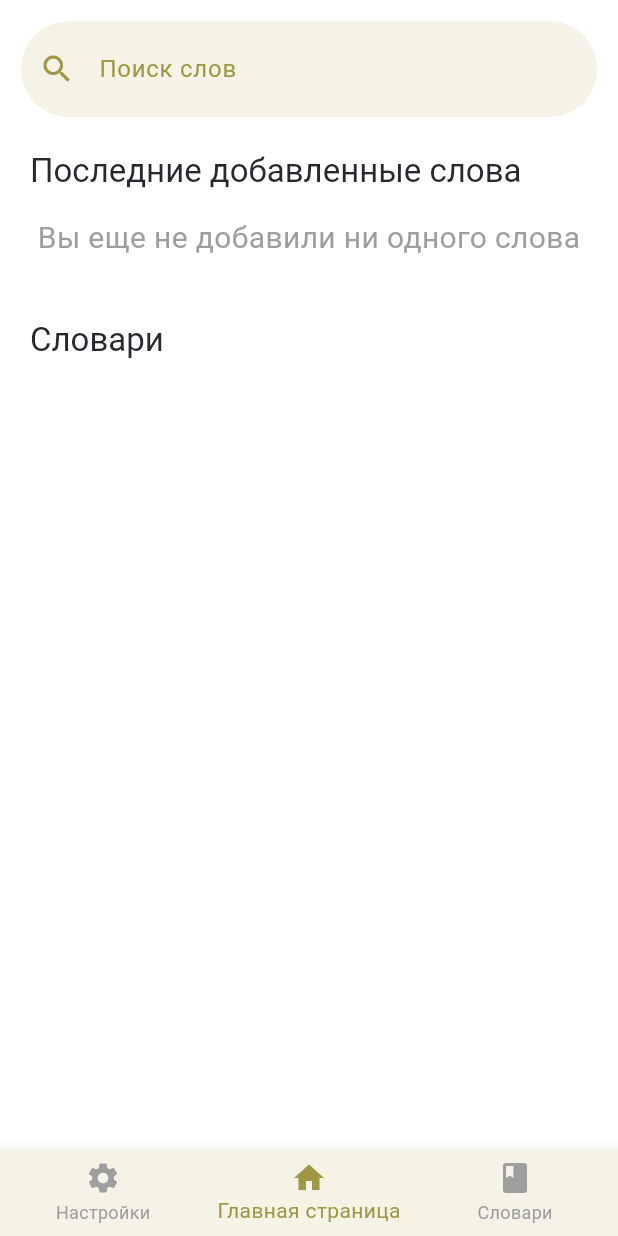
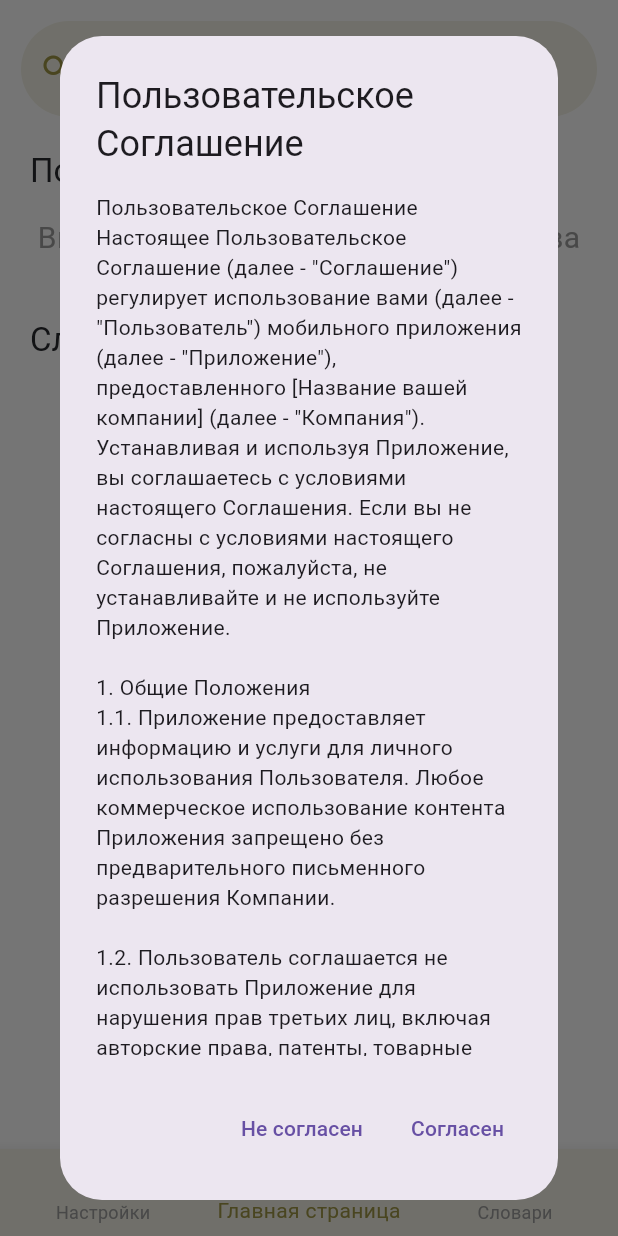
Before and after one commit to Newddr/DIPLOMA, a Flutter app: the screen it shows after launch, on a phone screen of 412 x 824 dp. Run offline on Flutter 3.47's test engine with Material 3 defaults, Android fonts, the phone set to English and light mode, and no system bars; our stand-ins replace connectivity, expandable_text, permission_handler, shared_preferences, sqflite; missing offline and left inert: dart:ffi, windows1251; accounts and stored records are empty.

Commit message:
Добавил пользовательское соглашение и подготовил к выгрузке на рустор

```diff
--- /dev/null
+++ b/assets/user_agreement.txt
@@ -0,0 +1,36 @@
+Пользовательское Соглашение
+Настоящее Пользовательское Соглашение (далее - "Соглашение") регулирует использование вами (далее - "Пользователь") мобильного приложения (далее - "Приложение"), предоставленного [Название вашей компании] (далее - "Компания"). Устанавливая и используя Приложение, вы соглашаетесь с условиями настоящего Соглашения. Если вы не согласны с условиями настоящего Соглашения, пожалуйста, не устанавливайте и не используйте Приложение.
+
+1. Общие Положения
+1.1. Приложение предоставляет информацию и услуги для личного использования Пользователя. Любое коммерческое использование контента Приложения запрещено без предварительного письменного разрешения Компании.
+
+1.2. Пользователь соглашается не использовать Приложение для нарушения прав третьих лиц, включая авторские права, патенты, товарные знаки, торговые тайны или другие права собственности.
+
+2. Информация с Третьих Сайтов
+2.1. Приложение может предоставлять доступ к информации с сайтов третьих лиц, включая сайт gramota.ru. Компания не несет ответственности за содержание, точность или функции таких сайтов.
+
+2.2. Информация, полученная с сайтов третьих лиц, включая gramota.ru, предоставляется исключительно в ознакомительных целях. Пользователь соглашается использовать такую информацию только для личного, некоммерческого использования.
+
+2.3. Компания не санкционирует и не поощряет парсинг (автоматическое извлечение данных) с сайтов третьих лиц, включая gramota.ru, если это противоречит правилам использования данных сайтов.
+
+2.4. По первому требованию владельцев сайта gramota.ru или других сайтов, информация с которых предоставляется в Приложении, Компания обязуется прекратить парсинг и удалит соответствующий контент из Приложения.
+
+2.5. Для получения более подробной информации, пожалуйста, посетите официальный сайт gramota.ru по следующей ссылке: gramota.ru.
+
+3. Ограничение Ответственности
+3.1. Вся информация в Приложении предоставляется "как есть" и "по мере доступности". Компания не предоставляет никаких гарантий относительно точности, полноты или актуальности информации в Приложении.
+
+3.2. Пользователь соглашается, что Компания не несет ответственности за любые убытки или ущерб, возникшие в результате использования или невозможности использования Приложения или информации, полученной с него, независимо от того, было ли это предупреждено о возможности таких убытков.
+
+3.3. Компания не несет ответственности за любые действия Пользователя, нарушающие права третьих лиц, в том числе авторские права на информацию, полученную с сайтов третьих лиц, включая gramota.ru.
+
+4. Изменения в Соглашении
+4.1. Компания оставляет за собой право вносить изменения в настоящее Соглашение в любое время без предварительного уведомления Пользователей. Изменения вступают в силу с момента их публикации в Приложении.
+
+4.2. Продолжение использования Приложения после внесения изменений в Соглашение означает принятие Пользователем таких изменений.
+
+5. Применимое Законодательство
+5.1. Настоящее Соглашение регулируется и толкуется в соответствии с законодательством страны, в которой зарегистрирована Компания.
+
+6. Контактная Информация
+6.1. По всем вопросам, касающимся настоящего Соглашения, пожалуйста, обращайтесь к Компании через контактную форму в Приложении или по электронной почте, указанной в Приложении.
--- a/lib/main.dart
+++ b/lib/main.dart
@@ -1,4 +1,6 @@
 import 'dart:convert';
+import 'package:flutter/services.dart';
+import 'package:shared_preferences/shared_preferences.dart';
 import 'package:slovar/utils/constants.dart';
 import 'package:slovar/utils/theme.dart';
 import 'package:windows1251/windows1251.dart';
@@ -45,6 +47,8 @@ class MainPage extends StatefulWidget {
 
 class _MainPageState extends State<MainPage> {
   int _selectedIndex = 1;
+  String userAgreement = '';
+
   final TextEditingController _searchController = TextEditingController();
   List<String> searchResults = [];
   List<Dictionary> dictionaries = [];
@@ -55,10 +59,64 @@ class _MainPageState extends State<MainPage> {
   @override
   void initState() {
     super.initState();
+    _loadUserAgreement();
+    _checkFirstLaunch();
     hasInternetConnection();
     _loadDictionaries();
     _loadRecentSearch();
+
   }
+  Future<void> _checkFirstLaunch() async {
+    SharedPreferences prefs = await SharedPreferences.getInstance();
+    bool isAgreed = prefs.getBool('isAgreed') ?? false;
+
+    if (!isAgreed) {
+      _showAgreementDialog();
+    }
+  }
+
+  void _showAgreementDialog() {
+    showDialog(
+      context: context,
+      barrierDismissible: false,
+      builder: (BuildContext context) {
+        return AlertDialog(
+          title: Text('Пользовательское Соглашение'),
+          content: SingleChildScrollView(
+            child: Column(
+              children: [
+                Text(userAgreement),
+              ],
+            ),
+          ),
+          actions: [
+            TextButton(
+              child: Text('Не согласен'),
+              onPressed: () {
+                SystemNavigator.pop();
+              },
+            ),
+            TextButton(
+              child: Text('Согласен'),
+              onPressed: () async {
+                SharedPreferences prefs = await SharedPreferences.getInstance();
+                await prefs.setBool('isAgreed', true);
+                Navigator.of(context).pop();
+              },
+            ),
+          ],
+        );
+      },
+    );
+  }
+
+  Future<void> _loadUserAgreement() async {
+    final agreement = await rootBundle.loadString('assets/user_agreement.txt');
+    setState(() {
+      userAgreement = agreement;
+    });
+  }
+
 
   Future<List<String>> fetchWordsFromGramota(String query) async {
     final Uri uri =
@@ -310,12 +368,28 @@ class _MainPageState extends State<MainPage> {
                 child: IndexedStack(
                   index: _selectedIndex,
                   children: [
-                    Container(
-                      color: Colors.white,
-                      child: Center(
-                        child: Text('Настройки'),
-                      ),
-                    ), //Настройки
+                  Container(
+                  color: Colors.white,
+                  child: Center(
+                    child: Column(
+                      children: [
+                        Expanded(
+                          child: SingleChildScrollView(
+                            child: ExpansionTile(
+                              title: Text('Пользовательское Соглашение'),
+                              children: [
+                                Padding(
+                                  padding: const EdgeInsets.all(8.0),
+                                  child: Text(userAgreement),
+                                ),
+                              ],
+                            ),
+                          ),
+                        ),
+                      ],
+                    ),
+                  ),
+                ), //Настройки
                     Container(
                       color: Colors.white,
                       child: searchResults.isNotEmpty
@@ -888,7 +962,10 @@ class _MainPageState extends State<MainPage> {
     var a = await DBHelper.instance.getWordsQuery(id);
     return '${a.length}';
   }
+
 }
+
+
 
 class BeautifulSoup {
   final String data;
```
Also changed, not shown: pubspec.yaml (+5 -2 lines), pubspec.lock, 2 other files.
